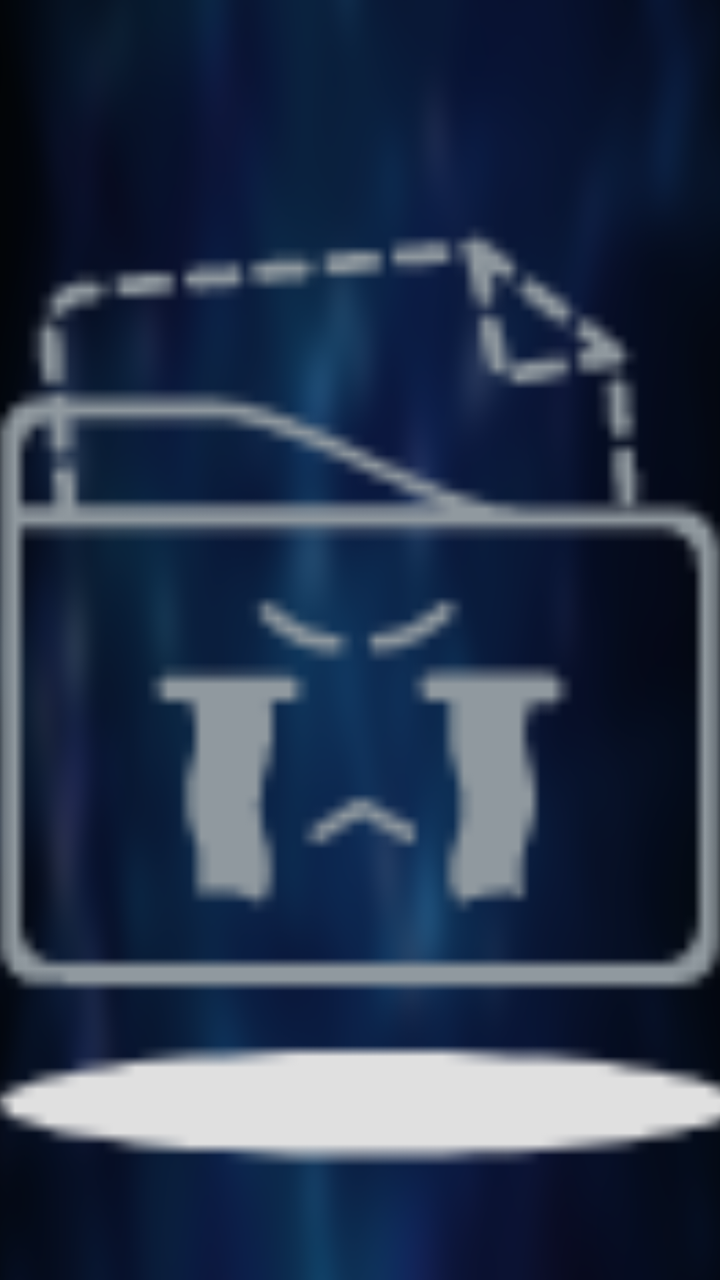
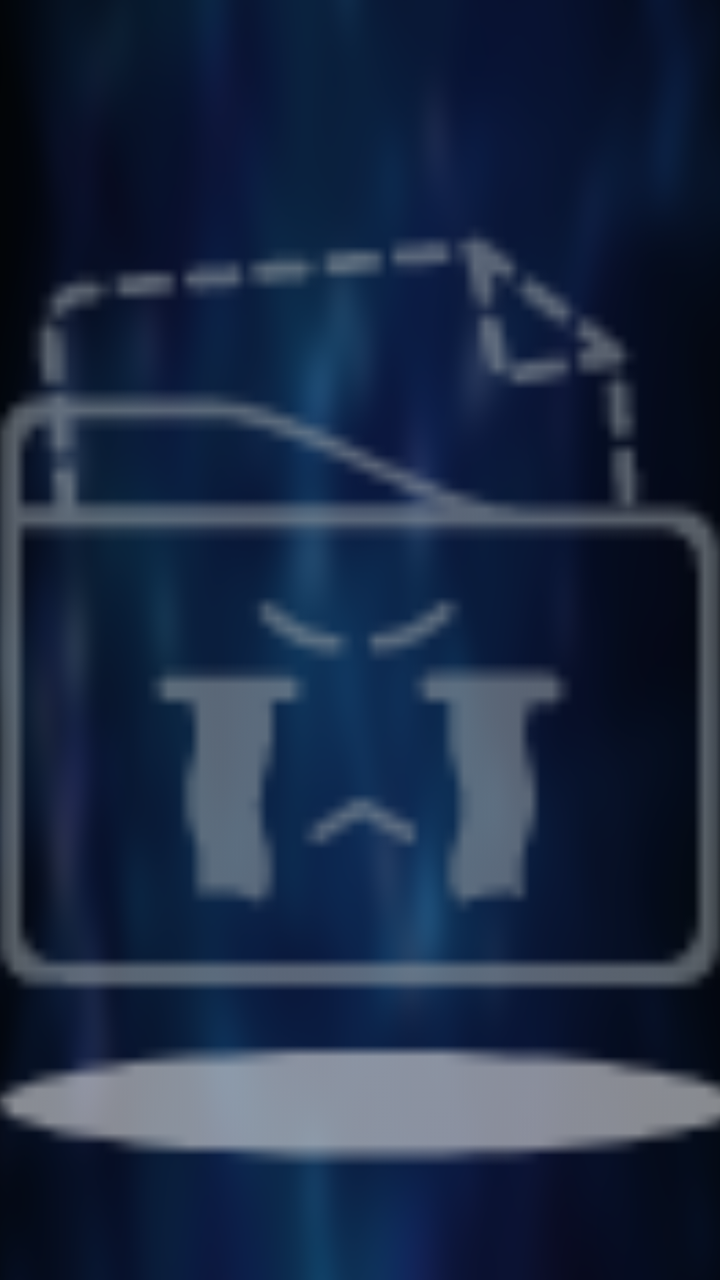

Before-and-after screenshots of an Android layout around one commit, followed by the original layout XML and the change that was made.
<!-- AndroidManifest.xml: application theme AppTheme.NoActionBar -->
<!-- res/layout/loadsir_empty_layout.xml -->
<?xml version="1.0" encoding="utf-8"?>
<FrameLayout xmlns:android="http://schemas.android.com/apk/res/android"
    android:layout_width="match_parent"
    android:layout_height="match_parent">

    <LinearLayout
        android:layout_width="wrap_content"
        android:layout_height="wrap_content"
        android:layout_gravity="center"
        android:gravity="center_horizontal"
        android:orientation="vertical">

        <ImageView
            android:layout_width="@dimen/vs_120"
            android:layout_height="@dimen/vs_120"
            android:src="@drawable/icon_empty" />

        <TextView
            android:layout_width="wrap_content"
            android:layout_height="wrap_content"
            android:layout_marginTop="@dimen/vs_20"
            android:gravity="center"
            android:text="没找到数据"
            android:textColor="@android:color/white"
            android:textSize="@dimen/ts_24" />
    </LinearLayout>

</FrameLayout>
<!-- resources referenced by this layout -->
<resources>
  <dimen name="ts_24">24mm</dimen>
  <dimen name="vs_120">120mm</dimen>
  <dimen name="vs_20">20mm</dimen>
  <!-- drawable icon_empty: png bitmap (drawable, 3762 bytes) -->
  <style name="AppTheme.NoActionBar">
          <item name="android:windowActionBar">false</item>
          <item name="android:windowNoTitle">true</item>
          <item name="windowActionBar">false</item>
          <item name="android:windowFullscreen">true</item>//全屏即无通知栏
          <item name="android:windowContentOverlay">@null</item>//是否有遮盖
          <item name="windowNoTitle">true</item>
          <item name="android:keepScreenOn">true</item>
          
          <item name="android:windowBackground">@drawable/app_bg</item>
      </style>
  <!-- drawable app_bg: png bitmap (drawable, 198620 bytes) -->
</resources>

<!-- the commit's change to res/layout/loadsir_empty_layout.xml (unified diff, before → after) -->
@@ -13,6 +13,7 @@
         <ImageView
             android:layout_width="@dimen/vs_120"
             android:layout_height="@dimen/vs_120"
+            android:alpha="0.6"
             android:src="@drawable/icon_empty" />
 
         <TextView
@@ -20,9 +21,19 @@
             android:layout_height="wrap_content"
             android:layout_marginTop="@dimen/vs_20"
             android:gravity="center"
-            android:text="没找到数据"
-            android:textColor="@android:color/white"
-            android:textSize="@dimen/ts_24" />
+            android:text="暂无相关影视内容"
+            android:textColor="@color/color_FFFFFF"
+            android:textSize="@dimen/ts_26"
+            android:textStyle="bold" />
+
+        <TextView
+            android:layout_width="wrap_content"
+            android:layout_height="wrap_content"
+            android:layout_marginTop="@dimen/vs_8"
+            android:gravity="center"
+            android:text="可尝试更换搜索关键词或切换片源配置"
+            android:textColor="@color/color_6CFFFFFF"
+            android:textSize="@dimen/ts_18" />
     </LinearLayout>
 
 </FrameLayout>
<!-- resource entries referenced after the edit -->
@@ -1,8 +1,12 @@
 <!-- resources referenced by this layout -->
 <resources>
-  <dimen name="ts_24">24mm</dimen>
+  <color name="color_6CFFFFFF">#6CFFFFFF</color>
+  <color name="color_FFFFFF">#ffffffff</color>
+  <dimen name="ts_18">18mm</dimen>
+  <dimen name="ts_26">26mm</dimen>
   <dimen name="vs_120">120mm</dimen>
   <dimen name="vs_20">20mm</dimen>
+  <dimen name="vs_8">8mm</dimen>
   <!-- drawable icon_empty: png bitmap (drawable, 3762 bytes) -->
   <style name="AppTheme.NoActionBar">
           <item name="android:windowActionBar">false</item>
